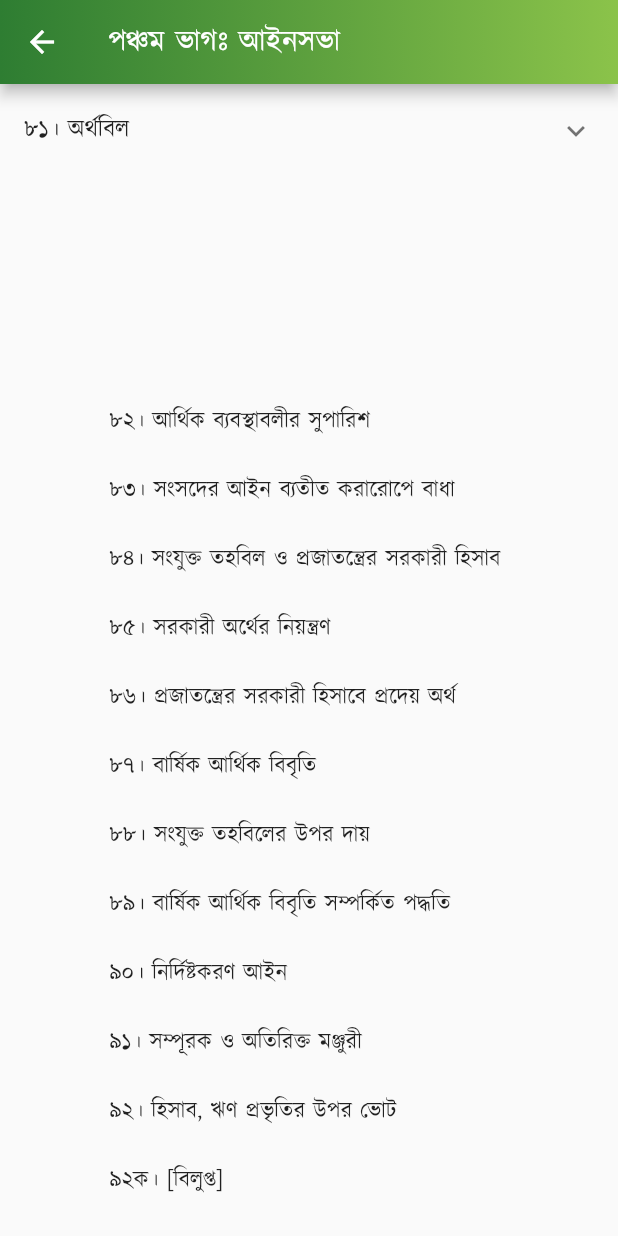
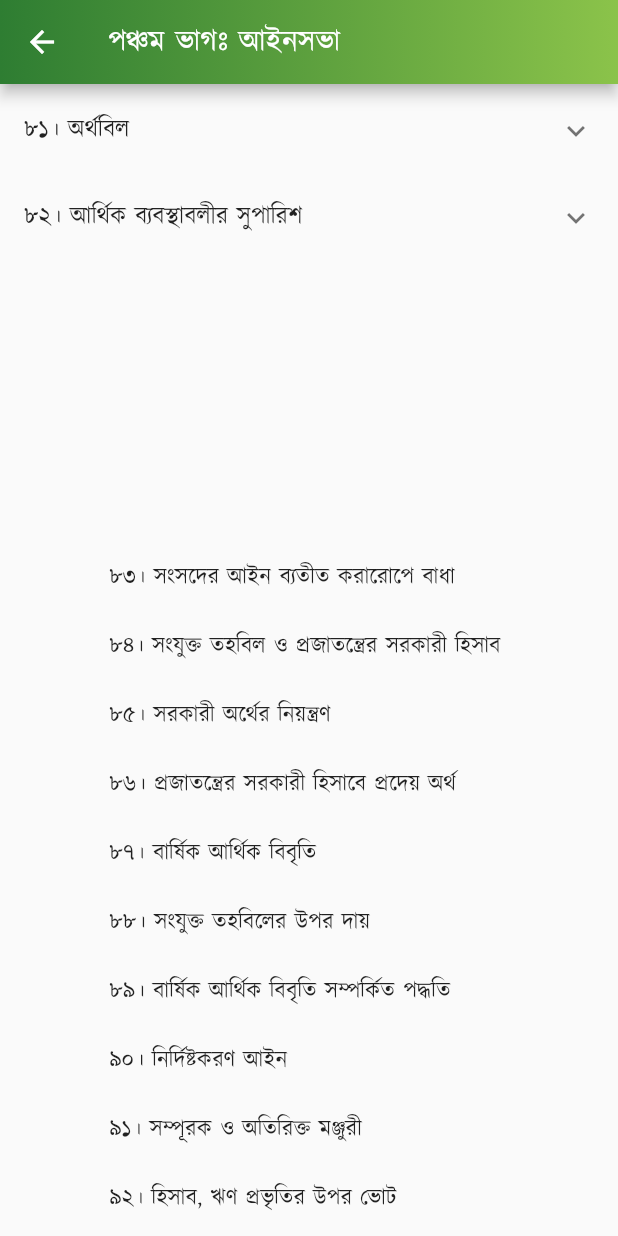
Before and after one commit to Azimul-Haque/flutter-onesignal, a Flutter app: the PartFive screen opened directly, scrolled down 1152 dp, on a phone screen of 412 x 824 dp. Run offline on Flutter 3.47's test engine with Material 2 defaults, Android fonts, the phone set to English and light mode, and no system bars; our stand-ins replace fluttertoast, package_info_plus, percent_indicator, shared_preferences, sqflite; missing offline and left inert: blinking_text, flutter_share, onesignal_flutter, slide_popup_dialog; accounts and stored records are empty; network calls fail.

Commit message:
Commit Fri 04/29/2022 12:44:20.22 5373

```diff
--- a/lib/pages/constitution/part5.dart
+++ b/lib/pages/constitution/part5.dart
@@ -432,7 +432,27 @@ class PartFive extends StatelessWidget {
               )),
               ListTile(
                   title: SelectableText(
+                '(৩) রাষ্ট্রপতির সম্মতির জন্য তাঁহার নিকট পেশ করিবার সময়ে প্রত্যেক অর্থবিলে স্পীকারের স্বাক্ষরে এই মর্মে একটি সার্টিফিকেটে থাকিবে যে, তাহা একটি অর্থবিল, এবং অনুরূপ সার্টিফিকেট সকল বিষয়ে চূড়ান্ত হইবে এবং সেই সম্পর্কে কোন আদালতে প্রশ্ন উত্থাপন করা যাইবে না।',
+                textAlign: TextAlign.justify,
+              )),
+            ],
+          ),
+          ExpansionTile(
+            title: Text('৮২। আর্থিক ব্যবস্থাবলীর সুপারিশ'),
+            children: <Widget>[
+              ListTile(
+                  title: SelectableText(
+                '৮১। (১) এই ভাগে "অর্থবিল" বলিতে কেবল নিম্নলিখিত বিষয়সমূহের সকল বা যে কোন একটি সম্পর্কিত বিধানাবলী-সংবলিত বিল বুঝাইবে: \n(ক) কোন কর আরোপ, নিয়ন্ত্রণ, রদবদল, মওকুফ বা রহিতকরণ; \n(খ) সরকার কর্তৃক ঋণগ্রহণ বা কোন গ্যারান্টিদান, কিংবা সরকারের আর্থিক দায়-দায়িত্ব সম্পর্কিত আইন সংশোধন; \n(গ) সংযুক্ত তহবিলের রক্ষণাবেক্ষণ, অনুরূপ তহবিলে অর্থপ্রদান বা অনুরূপ তহবিল হইতে অর্থ দান বা নির্দিষ্টকরণ; \n(ঘ) সংযুক্ত তহবিলের উপর দায় আরোপ কিংবা অনুরূপ কোন দায় রদবদল বা বিলোপ; \n(ঙ) সংযুক্ত তহবিল বা প্রজাতন্ত্রের সরকারী হিসাব বাবদ অর্থপ্রাপ্তি, কিংবা অনুরূপ অর্থ রক্ষণাবেক্ষণ বা দান, কিংবা সরকারের হিসাব-নিরীক্ষা; \n(চ) উপরি-উক্ত উপ-দফাসমূহে নির্ধারিত যে কোন বিষয়ের অধীন কোন আনুষঙ্গিক বিষয়।',
+                textAlign: TextAlign.justify,
+              )),
+              ListTile(
+                  title: SelectableText(
                 '(২) কোন জরিমানা বা অন্য অর্থদণ্ড আরোপ বা রদবদল, কিংবা লাইসেন্স-ফি বা কোন কার্যের জন্য ফি বা উসুল আরোপ বা প্রদান কিংবা স্থানীয় উদ্দেশ্যসাধনকল্পে কোন স্থানীয় কর্তৃপক্ষ বা প্রতিষ্ঠান কর্তৃক কোন কর আরোপ, নিয়ন্ত্রণ, রদবদল, মওকুফ বা রহিতকরণের বিধান করা হইয়াছে, কেবল এই কারণে কোন বিল অর্থবিল বলিয়া গণ্য হইবে না।',
+                textAlign: TextAlign.justify,
+              )),
+              ListTile(
+                  title: SelectableText(
+                '(৩) রাষ্ট্রপতির সম্মতির জন্য তাঁহার নিকট পেশ করিবার সময়ে প্রত্যেক অর্থবিলে স্পীকারের স্বাক্ষরে এই মর্মে একটি সার্টিফিকেটে থাকিবে যে, তাহা একটি অর্থবিল, এবং অনুরূপ সার্টিফিকেট সকল বিষয়ে চূড়ান্ত হইবে এবং সেই সম্পর্কে কোন আদালতে প্রশ্ন উত্থাপন করা যাইবে না।',
                 textAlign: TextAlign.justify,
               )),
             ],
@@ -441,7 +461,7 @@ class PartFive extends StatelessWidget {
             padding: EdgeInsets.all(15),
             child: Column(children: <Widget>[
               Text(
-                "\n\n \n\n \n\n৮২। আর্থিক ব্যবস্থাবলীর সুপারিশ \n\n৮৩। সংসদের আইন ব্যতীত করারোপে বাধা \n\n৮৪। সংযুক্ত তহবিল ও প্রজাতন্ত্রের সরকারী হিসাব \n\n৮৫। সরকারী অর্থের নিয়ন্ত্রণ \n\n৮৬। প্রজাতন্ত্রের সরকারী হিসাবে প্রদেয় অর্থ \n\n৮৭। বার্ষিক আর্থিক বিবৃতি \n\n৮৮। সংযুক্ত তহবিলের উপর দায় \n\n৮৯। বার্ষিক আর্থিক বিবৃতি সম্পর্কিত পদ্ধতি \n\n৯০। নির্দিষ্টকরণ আইন \n\n৯১। সম্পূরক ও অতিরিক্ত মঞ্জুরী \n\n৯২। হিসাব, ঋণ প্রভৃতির উপর ভোট \n\n৯২ক। [বিলুপ্ত] \n\n\n৩য় পরিচ্ছেদঃ অধ্যাদেশপ্রণয়ন-ক্ষমতা \n\n৯৩। অধ্যাদেশপ্রণয়ন-ক্ষমতা",
+                "\n\n \n\n \n\n \n\n৮৩। সংসদের আইন ব্যতীত করারোপে বাধা \n\n৮৪। সংযুক্ত তহবিল ও প্রজাতন্ত্রের সরকারী হিসাব \n\n৮৫। সরকারী অর্থের নিয়ন্ত্রণ \n\n৮৬। প্রজাতন্ত্রের সরকারী হিসাবে প্রদেয় অর্থ \n\n৮৭। বার্ষিক আর্থিক বিবৃতি \n\n৮৮। সংযুক্ত তহবিলের উপর দায় \n\n৮৯। বার্ষিক আর্থিক বিবৃতি সম্পর্কিত পদ্ধতি \n\n৯০। নির্দিষ্টকরণ আইন \n\n৯১। সম্পূরক ও অতিরিক্ত মঞ্জুরী \n\n৯২। হিসাব, ঋণ প্রভৃতির উপর ভোট \n\n৯২ক। [বিলুপ্ত] \n\n\n৩য় পরিচ্ছেদঃ অধ্যাদেশপ্রণয়ন-ক্ষমতা \n\n৯৩। অধ্যাদেশপ্রণয়ন-ক্ষমতা",
                 style:
                     TextStyle(color: Colors.black87, fontSize: 15, height: 1.5),
                 textAlign: TextAlign.justify,
```
